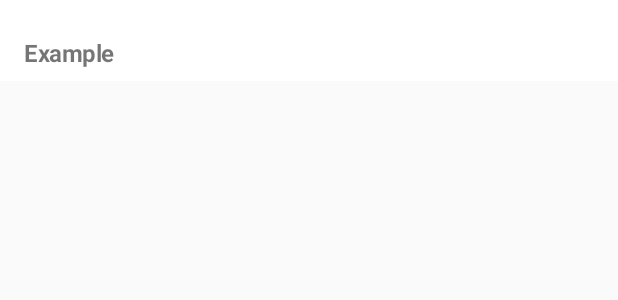
After one commit to BapsMandava/ViseoTest, an Android app: the layout view_item.xml on its own in the app's theme, with its tools: preview values and no code run, on a phone screen of 412 x 824 dp. The commit adds this screen. Shown: the top 300 px of the screen. Run offline under Robolectric (Android 15) with nearby library versions, the phone set to English and light mode, and no system bars.

Commit message:
Initial Commit

```diff
--- a/app/build.gradle
+++ b/app/build.gradle
@@ -89,4 +89,9 @@ dependencies {
     implementation 'com.jakewharton.retrofit:retrofit2-kotlin-coroutines-adapter:0.9.2'
     implementation 'org.jetbrains.kotlinx:kotlinx-coroutines-android:1.1.1'
 
+    implementation 'androidx.recyclerview:recyclerview:1.1.0-beta04'
+    implementation 'androidx.swiperefreshlayout:swiperefreshlayout:1.1.0-alpha02'
+
+
+
 }
--- a/app/src/main/AndroidManifest.xml
+++ b/app/src/main/AndroidManifest.xml
@@ -1,6 +1,10 @@
 <?xml version="1.0" encoding="utf-8"?>
 <manifest xmlns:android="http://schemas.android.com/apk/res/android"
     package="com.example.viseotest">
+
+    <uses-permission android:name="android.permission.INTERNET"/>
+    <uses-permission android:name="android.permission.ACCESS_WIFI_STATE"/>
+    <uses-permission android:name="android.permission.ACCESS_NETWORK_STATE"/>
 
     <application
         android:allowBackup="true"
--- a/app/src/main/java/com/example/viseotest/utils/Constants.kt
+++ b/app/src/main/java/com/example/viseotest/utils/Constants.kt
@@ -1,7 +1,7 @@
 package com.example.viseotest.utils
 
 object Constants {
-    const val BASE_URL = "https://next.json-generator.com/api/json"
-    const val ENDPOINT = "/get/Vk-LhK44U"
+    const val BASE_URL = "https://next.json-generator.com/api/json/"
+    const val ENDPOINT = "get/Vk-LhK44U"
     const val DATABASE_NAME = "trending-github"
 }
--- a/app/src/main/java/com/example/viseotest/viewmodel/MemberViewModel.kt
+++ b/app/src/main/java/com/example/viseotest/viewmodel/MemberViewModel.kt
@@ -8,7 +8,7 @@ import com.example.viseotest.models.Members
 class MemberViewModel : ViewModel() {
 
     val memberRepository= MemberRepository()
-    val allBlog: LiveData<List<Members>> get() = memberRepository.getMutableLiveData()
+    val allMembers: LiveData<List<Members>> get() = memberRepository.getMutableLiveData()
 
     private val _text = MutableLiveData<String>().apply {
         value = "This is home Fragment"
--- /dev/null
+++ b/app/src/main/res/layout/view_item.xml
@@ -0,0 +1,30 @@
+<?xml version="1.0" encoding="utf-8"?>
+<LinearLayout xmlns:android="http://schemas.android.com/apk/res/android"
+    xmlns:app="http://schemas.android.com/apk/res-auto"
+    android:layout_width="match_parent"
+    android:layout_height="wrap_content"
+    android:layout_marginBottom="16dp"
+    android:background="#fff"
+    android:padding="8dp">
+
+    <TextView
+        android:id="@+id/tvTitle"
+        android:layout_width="match_parent"
+        android:layout_height="wrap_content"
+        android:layout_marginStart="8dp"
+        android:layout_marginTop="16dp"
+        android:layout_marginEnd="8dp"
+        android:gravity="left"
+        android:includeFontPadding="true"
+        android:letterSpacing="-0.02"
+        android:lineSpacingExtra="5sp"
+        android:text="Example"
+        android:textAlignment="gravity"
+        android:textSize="16sp"
+        android:textStyle="bold"
+        app:layout_constraintEnd_toEndOf="parent"
+        app:layout_constraintStart_toStartOf="parent"
+        app:layout_constraintTop_toTopOf="parent" />
+
+
+</LinearLayout>
```
Also changed, not shown: app/src/main/java/com/example/viseotest/ui/member/MemberAdapter.kt (+46 -0 lines), app/src/main/java/com/example/viseotest/ui/member/MemberFragment.kt (+41 -9 lines), app/src/main/res/layout/fragment_member.xml (+11 -15 lines).
